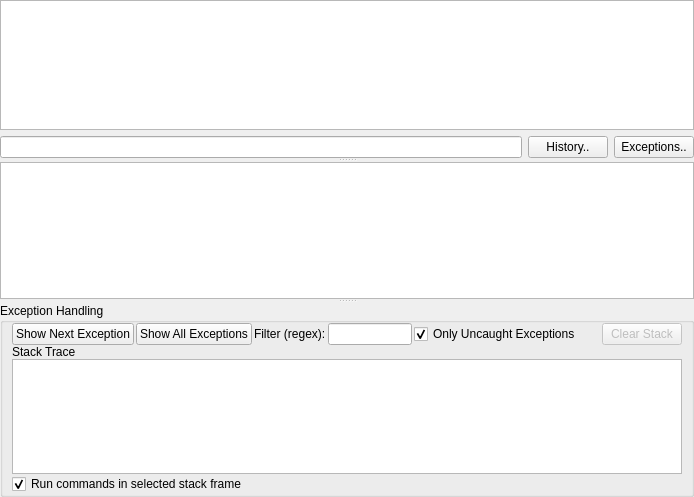
This is tools/pyqtgraph/console/template.ui in Andrianarivelo/LocoRungs as Qt 5 draws it before an edit. The edited form follows.
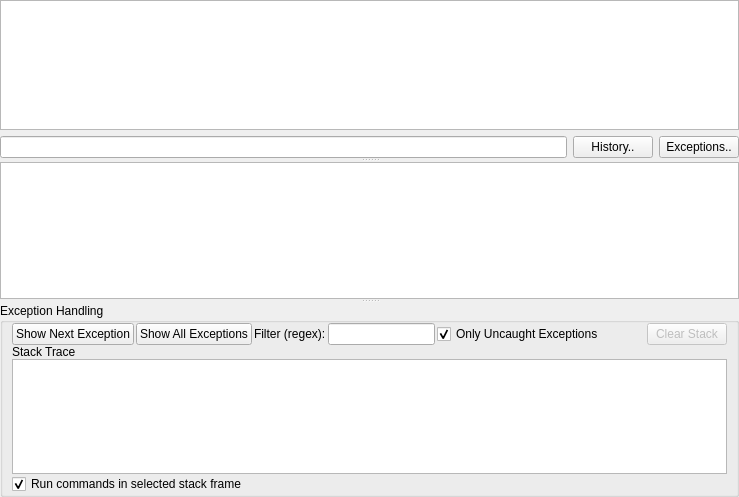
This is the edited form. Custom widgets are drawn as their Qt base class.

Diff of the .ui file:
```diff
--- a/tools/pyqtgraph/console/template.ui
+++ b/tools/pyqtgraph/console/template.ui
@@ -6,7 +6,7 @@
    <rect>
     <x>0</x>
     <y>0</y>
-    <width>694</width>
+    <width>739</width>
     <height>497</height>
    </rect>
   </property>
@@ -154,6 +154,9 @@
          <property name="text">
           <string>Stack Trace</string>
          </property>
+         <property name="wordWrap">
+          <bool>true</bool>
+         </property>
         </widget>
        </item>
        <item row="0" column="5">
```
